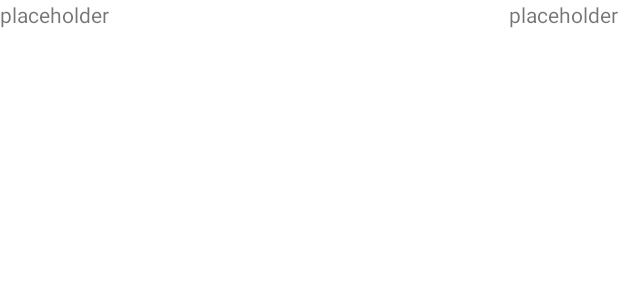
After one commit to legion-11/CMediacal, an Android app: the layout search_list_child_item.xml on its own in the app's theme, with its tools: preview values and no code run, on a phone screen of 412 x 824 dp. The commit adds this screen. Shown: the top 300 px of the screen. Run offline under Robolectric (Android 15) with nearby library versions, the phone set to English and light mode, and no system bars.

Commit message:
addition of expanding of items in SearchFragment.kt

```diff
--- a/app/src/main/java/com/dmytroandriichuk/cmediacal/MainActivity.kt
+++ b/app/src/main/java/com/dmytroandriichuk/cmediacal/MainActivity.kt
@@ -77,7 +77,8 @@ class MainActivity : AppCompatActivity(), OfflineDialog.OfflineDialogListener {
 
     override fun onStart() {
         super.onStart()
-        if (mAuth.currentUser != null) {
+        val user = mAuth.currentUser
+        if (user != null && user.isEmailVerified) {
             Log.i("auth", "onStart: registered")
             intent = Intent(this@MainActivity, LandingActivity::class.java)
             startActivity(intent)
--- a/app/src/main/java/com/dmytroandriichuk/cmediacal/RegistrationActivity.kt
+++ b/app/src/main/java/com/dmytroandriichuk/cmediacal/RegistrationActivity.kt
@@ -106,10 +106,12 @@ class RegistrationActivity : AppCompatActivity() {
                             .addOnFailureListener {
                                 Toast.makeText(this, it.message, Toast.LENGTH_LONG).show()
                             }
+//                        database.collection("User").document(currentUser.uid).get().addOnSuccessListener {
+//                            Log.d("TAGaaaaaaaa", "DocumentSnapshot data: ${it.data}")
+//                        }
                     }
-                } else {Toast.makeText(this, "Failed to register", Toast.LENGTH_LONG).show()}
+                } else {Toast.makeText(this, taskCreateUser.exception?.message.toString(), Toast.LENGTH_LONG).show()}
             }
-            Log.i("progress", "2: ")
             progressBar.visibility = View.GONE
         }
     }
--- /dev/null
+++ b/app/src/main/res/layout/search_list_child_item.xml
@@ -0,0 +1,24 @@
+<?xml version="1.0" encoding="utf-8"?>
+<androidx.constraintlayout.widget.ConstraintLayout
+    xmlns:android="http://schemas.android.com/apk/res/android"
+    xmlns:app="http://schemas.android.com/apk/res-auto"
+    android:layout_width="match_parent"
+    android:layout_height="wrap_content">
+
+    <TextView
+        android:id="@+id/search_item_service_name"
+        android:layout_width="0dp"
+        android:layout_height="wrap_content"
+        android:text="@string/placeholder"
+        app:layout_constraintEnd_toStartOf="@+id/search_item_service_price"
+        app:layout_constraintStart_toStartOf="parent"
+        app:layout_constraintTop_toTopOf="parent" />
+
+    <TextView
+        android:id="@+id/search_item_service_price"
+        android:layout_width="wrap_content"
+        android:layout_height="wrap_content"
+        android:text="@string/placeholder"
+        app:layout_constraintEnd_toEndOf="parent"
+        app:layout_constraintTop_toTopOf="parent" />
+</androidx.constraintlayout.widget.ConstraintLayout>
```
Also changed, not shown: app/src/main/java/com/dmytroandriichuk/cmediacal/ui/search/SearchFragment.kt (+14 -13 lines), app/src/main/java/com/dmytroandriichuk/cmediacal/ui/search/SearchListChildAdapter.kt (added, +32 -0 lines), app/src/main/java/com/dmytroandriichuk/cmediacal/ui/search/SearchListParentAdapter.kt (renamed from app/src/main/java/com/dmytroandriichuk/cmediacal/ui/search/SearchListAdapter.kt, +32 -14 lines), app/src/main/java/com/dmytroandriichuk/cmediacal/ui/search/dialog/FilterListDialog.kt (+6 -1 lines), app/src/main/java/com/dmytroandriichuk/cmediacal/ui/search/model/SearchListChildItem.kt (added, +10 -0 lines), app/src/main/java/com/dmytroandriichuk/cmediacal/ui/search/model/SearchListItem.kt (deleted, +0 -15 lines), app/src/main/java/com/dmytroandriichuk/cmediacal/ui/search/model/SearchListParentItem.kt (added, +27 -0 lines), app/src/main/res/layout/search_list_parent_item.xml (renamed from app/src/main/res/layout/search_list_item.xml, +12 -2 lines).
